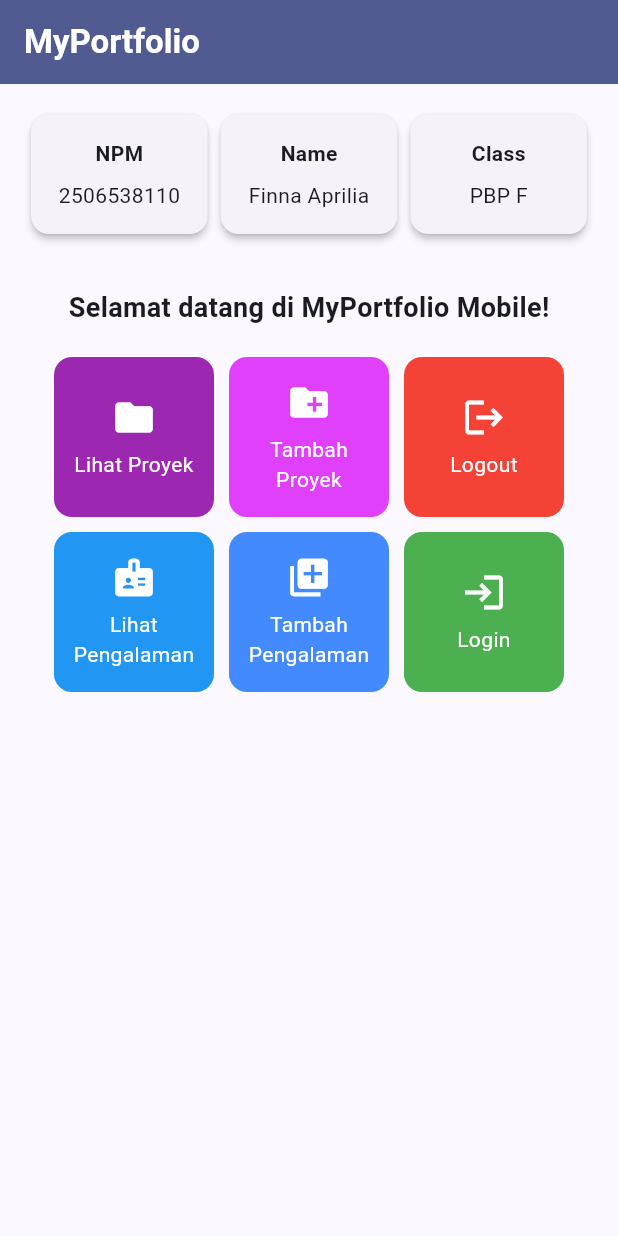
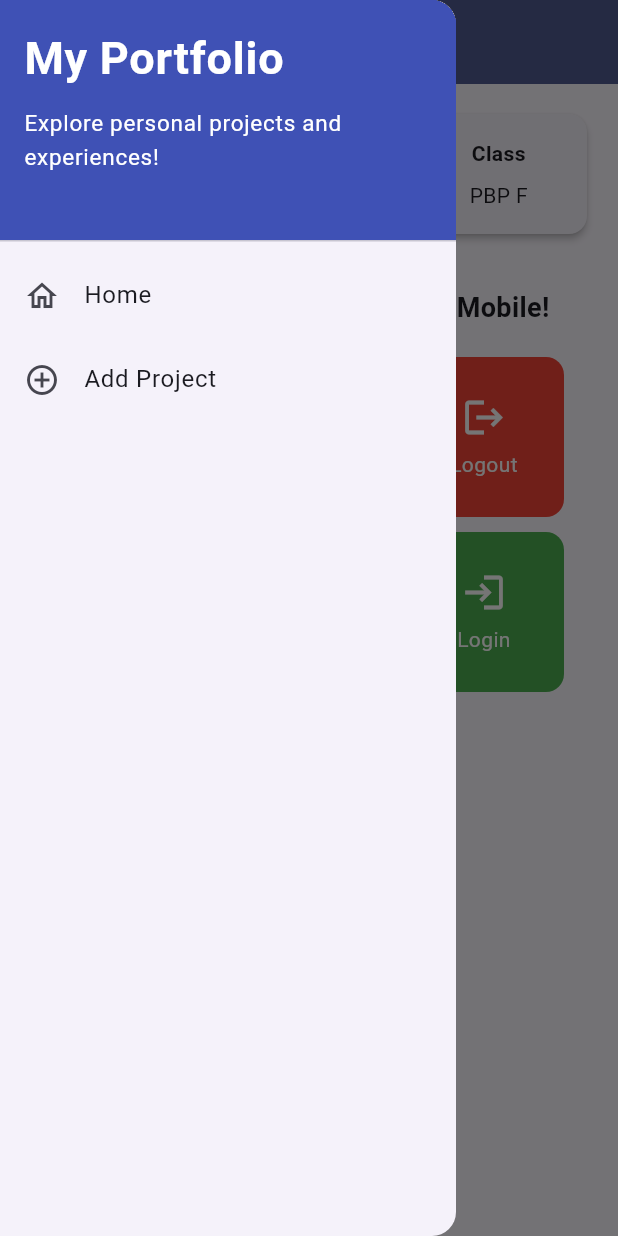
Before and after one commit to finnaaprilia/myportofolio_mobile, a Flutter app: the screen it shows after launch, with the side drawer open (before the commit the screen has no drawer), on a phone screen of 412 x 824 dp. Run offline on Flutter 3.47's test engine with Material 3 defaults, Android fonts, the phone set to English and light mode, and no system bars; our stand-ins replace material_ui.

Commit message:
feat: add a drawer menu for navigation, form, and input widgets

```diff
--- a/lib/main.dart
+++ b/lib/main.dart
@@ -1,4 +1,4 @@
-import 'package:flutter/material.dart';
+import 'package:material_ui/material_ui.dart';
 import 'package:myportofolio_mobile/menu.dart';
 
 void main() {
--- a/lib/menu.dart
+++ b/lib/menu.dart
@@ -1,4 +1,6 @@
-import 'package:flutter/material.dart';
+import 'package:material_ui/material_ui.dart';
+import 'package:myportofolio_mobile/widgets/left_drawer.dart';
+import 'package:myportofolio_mobile/project_form.dart';
 
 class MyHomePage extends StatelessWidget {
   MyHomePage({super.key});
@@ -39,7 +41,9 @@ class MyHomePage extends StatelessWidget {
           ),
         ),
         backgroundColor: Theme.of(context).colorScheme.primary,
+        iconTheme: const IconThemeData(color: Colors.white)
       ),
+      drawer: const LeftDrawer(),
       // Body halaman utama dengan padding di sekelilingnya.
       body: Padding(
         padding: const EdgeInsets.all(16.0),
@@ -153,12 +157,17 @@ class ItemCard extends StatelessWidget {
       child: InkWell(
         // Aksi ketika kartu ditekan oleh pengguna.
         onTap: () {
+          if (item.name == "Tambah Proyek") {
+            Navigator.push(context,
+            MaterialPageRoute(builder: (context) => const ProjectFormPage()));
+          } else {
             // Menampilkan SnackBar dengan pesan interaktif.
             ScaffoldMessenger.of(context)
               ..hideCurrentSnackBar()
               ..showSnackBar(
                 SnackBar(content: Text("Kamu telah menekan tombol ${item.name}!"))
               );
+          }
         },
         child: Container(
           padding: const EdgeInsets.all(8),
--- /dev/null
+++ b/lib/widgets/left_drawer.dart
@@ -0,0 +1,79 @@
+import 'package:material_ui/material_ui.dart';
+import 'package:myportofolio_mobile/menu.dart';
+import 'package:myportofolio_mobile/project_form.dart';
+
+class LeftDrawer extends StatelessWidget {
+  const LeftDrawer({super.key});
+
+  @override
+  Widget build(BuildContext context) {
+    return Drawer(
+      child: ListView(
+        children: [
+          const DrawerHeader(
+
+            decoration: BoxDecoration(
+              color: Colors.indigo,
+            ),
+            child: Column(
+              crossAxisAlignment: CrossAxisAlignment.start,
+              children: [
+                Text(
+                  'My Portfolio',
+                  style: TextStyle(
+                    fontSize: 30,
+                    fontWeight: FontWeight.bold,
+                    color: Colors.white,
+                  ),
+                ),
+                SizedBox(height: 10),
+                Text(
+                  'Explore personal projects and experiences!',
+                  style: TextStyle(
+                    fontSize: 15,
+                    color: Colors.white,
+                  ),
+                ),
+              ],
+            ),
+
+          ),
+
+          // === ROUTING ===
+
+          ListTile(
+            leading: const Icon(Icons.home_outlined),
+            title: const Text('Home'),
+            // Navigasi ke halaman utama portofolio
+            onTap: () {
+              Navigator.pushReplacement(
+                context,
+                MaterialPageRoute(
+                  builder: (context) => MyHomePage(),
+                ),
+              );
+            },
+          ),
+          ListTile(
+            leading: const Icon(Icons.add_circle_outline),
+            title: const Text('Add Project'),
+            // Navigasi ke halaman tambah proyek
+            onTap: () {
+
+              // routing ke halaman ProjectFormPage
+              Navigator.pop(context);
+
+              Navigator.push(
+                context,
+                MaterialPageRoute(
+                  builder: (context) => const ProjectFormPage(),
+                )
+              );
+            },
+          ),
+
+        ],
+      ),
+    );
+  }
+}
--- a/pubspec.yaml
+++ b/pubspec.yaml
@@ -34,6 +34,7 @@ dependencies:
   # The following adds the Cupertino Icons font to your application.
   # Use with the CupertinoIcons class for iOS style icons.
   cupertino_icons: ^1.0.8
+  material_ui: ^1.11.1
 
 dev_dependencies:
   flutter_test:
```
Also changed, not shown: lib/project_form.dart (added, +205 -0 lines), pubspec.lock. Lines whose indentation alone changed are shown as unchanged.
